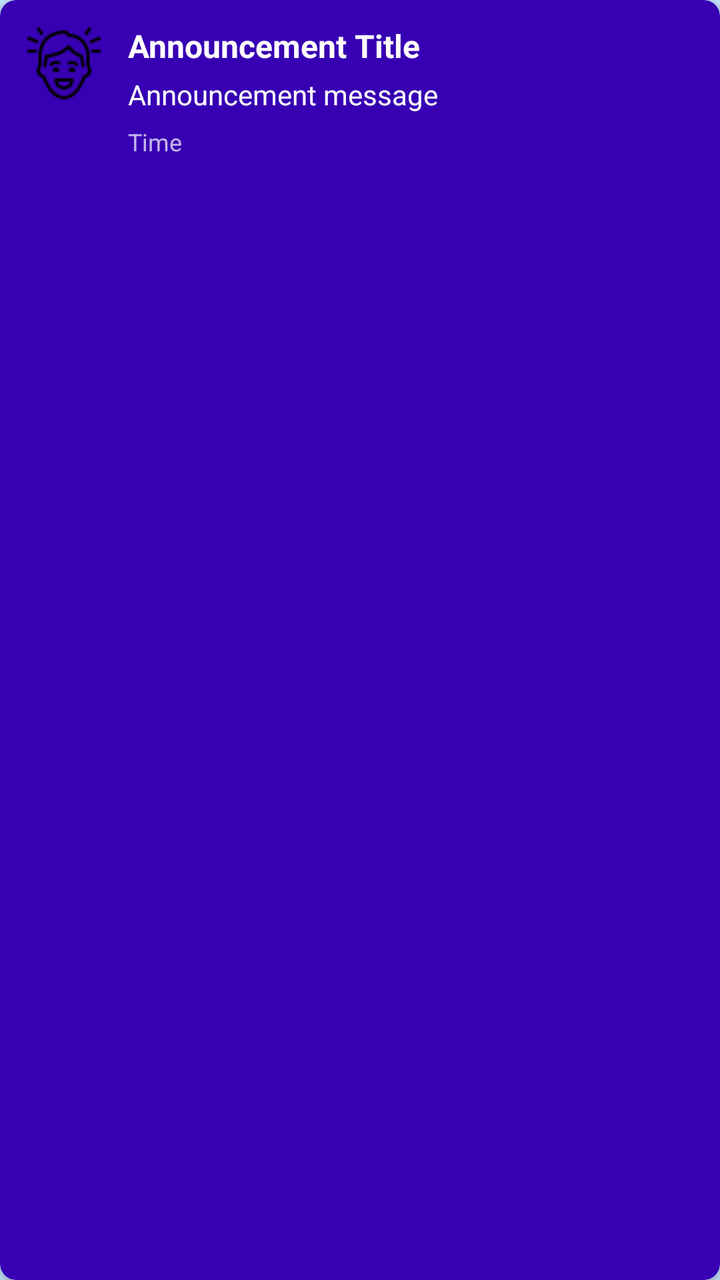
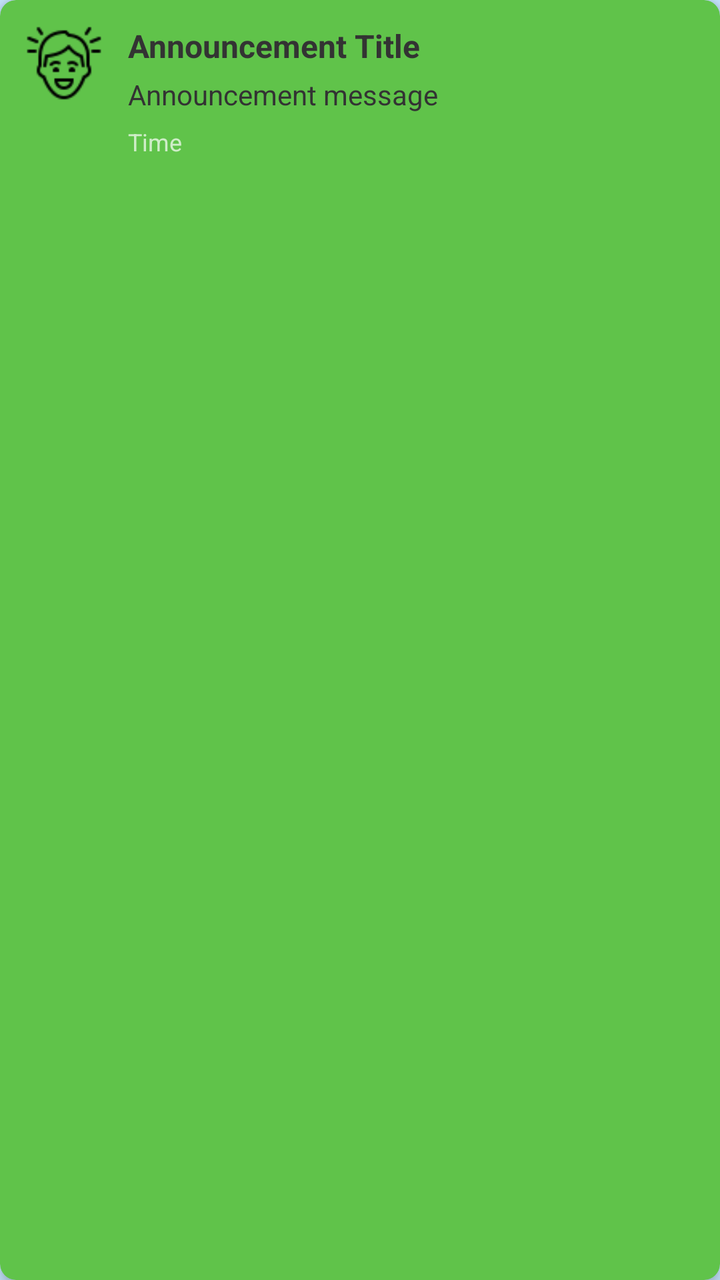

Before-and-after screenshots of an Android layout around one commit, followed by the original layout XML and the change that was made.
<!-- AndroidManifest.xml: application theme Theme.NurtureNest -->
<!-- res/layout/item_announcement.xml -->
<?xml version="1.0" encoding="utf-8"?>
<androidx.cardview.widget.CardView
    xmlns:android="http://schemas.android.com/apk/res/android"
    xmlns:app="http://schemas.android.com/apk/res-auto"
    android:layout_width="match_parent"
    android:layout_height="wrap_content"
    android:layout_marginBottom="12dp"
    app:cardCornerRadius="8dp"
    app:cardElevation="4dp"
    app:cardBackgroundColor="?attr/colorPrimaryVariant">

    <LinearLayout
        android:layout_width="match_parent"
        android:layout_height="wrap_content"
        android:orientation="horizontal"
        android:padding="12dp">

        <ImageView
            android:id="@+id/user_icon"
            android:layout_width="40dp"
            android:layout_height="40dp"
            android:scaleType="centerCrop"
            android:src="@drawable/ic_user"
            android:contentDescription="User profile" />

        <LinearLayout
            android:layout_width="0dp"
            android:layout_height="wrap_content"
            android:layout_weight="1"
            android:layout_marginStart="12dp"
            android:orientation="vertical">

            <TextView
                android:id="@+id/tvTitle"
                android:layout_width="match_parent"
                android:layout_height="wrap_content"
                android:textStyle="bold"
                android:textSize="16sp"
                android:textColor="?attr/colorOnPrimary"
                android:text="Announcement Title" />

            <TextView
                android:id="@+id/tvMessage"
                android:layout_width="match_parent"
                android:layout_height="wrap_content"
                android:layout_marginTop="4dp"
                android:textSize="14sp"
                android:textColor="?attr/colorOnPrimary"
                android:text="Announcement message" />

            <TextView
                android:id="@+id/tvTime"
                android:layout_width="match_parent"
                android:layout_height="wrap_content"
                android:layout_marginTop="6dp"
                android:textSize="12sp"
                android:textColor="?attr/colorOnPrimary"
                android:alpha="0.7"
                android:text="Time" />

        </LinearLayout>

    </LinearLayout>

</androidx.cardview.widget.CardView>
<!-- resources referenced by this layout -->
<resources>
  <!-- drawable ic_user: png bitmap (drawable, 1332 bytes) -->
  <style name="Theme.NurtureNest" parent="Theme.MaterialComponents.DayNight.NoActionBar">
          <item name="colorPrimary">#0A2B5D</item>
          <item name="colorOnPrimary">#FFFFFF</item>
          <item name="colorSurface">#000000</item>
          <item name="colorOnSurface">#FFFFFF</item>
          <item name="colorBackground">#C7E7FF</item>
          <item name="colorOnBackground">#1A1A1A</item>
          <item name="android:windowBackground">#C7E7FF</item>
      </style>
</resources>

<!-- the commit's change to res/layout/item_announcement.xml (unified diff, before → after) -->
@@ -7,7 +7,7 @@
     android:layout_marginBottom="12dp"
     app:cardCornerRadius="8dp"
     app:cardElevation="4dp"
-    app:cardBackgroundColor="?attr/colorPrimaryVariant">
+    app:cardBackgroundColor="#60C34A">
 
     <LinearLayout
         android:layout_width="match_parent"
@@ -36,7 +36,7 @@
                 android:layout_height="wrap_content"
                 android:textStyle="bold"
                 android:textSize="16sp"
-                android:textColor="?attr/colorOnPrimary"
+                android:textColor="@color/dark_edittext_color"
                 android:text="Announcement Title" />
 
             <TextView
@@ -45,7 +45,7 @@
                 android:layout_height="wrap_content"
                 android:layout_marginTop="4dp"
                 android:textSize="14sp"
-                android:textColor="?attr/colorOnPrimary"
+                android:textColor="@color/dark_edittext_color"
                 android:text="Announcement message" />
 
             <TextView
<!-- resource entries referenced after the edit -->
@@ -1,5 +1,6 @@
 <!-- resources referenced by this layout -->
 <resources>
+  <color name="dark_edittext_color">#333333</color>
   <!-- drawable ic_user: png bitmap (drawable, 1332 bytes) -->
   <style name="Theme.NurtureNest" parent="Theme.MaterialComponents.DayNight.NoActionBar">
           <item name="colorPrimary">#0A2B5D</item>
